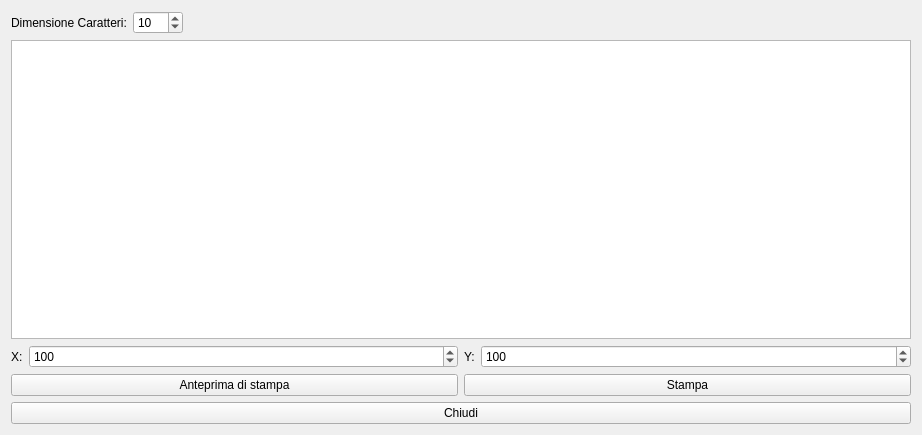
Above: hprint.ui from fblabs/hamlet-mod-sancon before the change. Below: the same form after it.
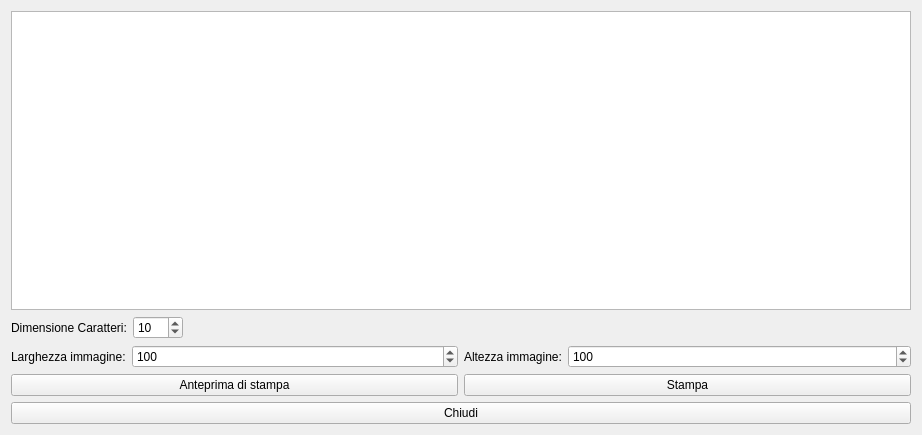
That is the form after the change. Icons and pictures are not drawn.

```diff
--- a/hprint.ui
+++ b/hprint.ui
@@ -29,36 +29,6 @@
   <layout class="QVBoxLayout" name="verticalLayout_2">
    <item>
     <layout class="QVBoxLayout" name="verticalLayout">
-     <item>
-      <layout class="QFormLayout" name="formLayout_3">
-       <item row="0" column="0">
-        <widget class="QLabel" name="label_3">
-         <property name="maximumSize">
-          <size>
-           <width>16777215</width>
-           <height>16777215</height>
-          </size>
-         </property>
-         <property name="text">
-          <string>Dimensione Caratteri:</string>
-         </property>
-        </widget>
-       </item>
-       <item row="0" column="1">
-        <widget class="QSpinBox" name="spCharSize">
-         <property name="maximumSize">
-          <size>
-           <width>50</width>
-           <height>16777215</height>
-          </size>
-         </property>
-         <property name="value">
-          <number>10</number>
-         </property>
-        </widget>
-       </item>
-      </layout>
-     </item>
      <item>
       <widget class="QTextEdit" name="textEdit">
        <property name="sizePolicy">
@@ -86,6 +56,36 @@
        </property>
       </widget>
      </item>
+     <item>
+      <layout class="QFormLayout" name="formLayout_3">
+       <item row="1" column="0">
+        <widget class="QLabel" name="label_3">
+         <property name="maximumSize">
+          <size>
+           <width>16777215</width>
+           <height>16777215</height>
+          </size>
+         </property>
+         <property name="text">
+          <string>Dimensione Caratteri:</string>
+         </property>
+        </widget>
+       </item>
+       <item row="1" column="1">
+        <widget class="QSpinBox" name="spCharSize">
+         <property name="maximumSize">
+          <size>
+           <width>50</width>
+           <height>16777215</height>
+          </size>
+         </property>
+         <property name="value">
+          <number>10</number>
+         </property>
+        </widget>
+       </item>
+      </layout>
+     </item>
      <item>
       <layout class="QHBoxLayout" name="horizontalLayout_2">
        <item>
@@ -93,7 +93,7 @@
          <item row="0" column="0">
           <widget class="QLabel" name="label">
            <property name="text">
-            <string>X:</string>
+            <string>Larghezza immagine:</string>
            </property>
           </widget>
          </item>
@@ -120,7 +120,7 @@
          <item row="0" column="0">
           <widget class="QLabel" name="label_2">
            <property name="text">
-            <string>Y:</string>
+            <string>Altezza immagine:</string>
            </property>
           </widget>
          </item>
```
